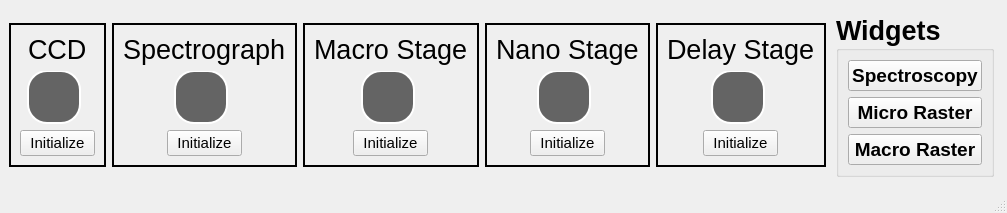
The window that qt_designer/qt_bcars2_main.ui (usnistgov/bcars_microscope) describes before a commit, drawn with Qt 5.
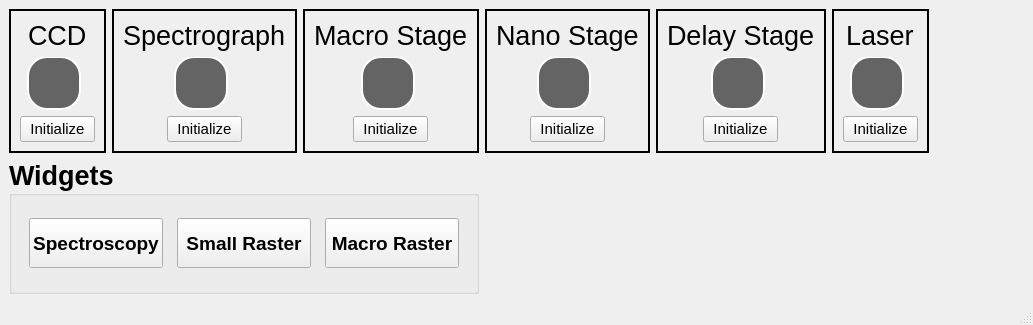
The same window after the commit.

Diff of the .ui file:
```diff
--- a/qt_designer/qt_bcars2_main.ui
+++ b/qt_designer/qt_bcars2_main.ui
@@ -6,8 +6,8 @@
    <rect>
     <x>0</x>
     <y>0</y>
-    <width>1007</width>
-    <height>213</height>
+    <width>1033</width>
+    <height>325</height>
    </rect>
   </property>
   <property name="windowTitle">
@@ -436,19 +436,103 @@
      </widget>
     </item>
     <item row="0" column="5">
-     <spacer name="horizontalSpacer">
-      <property name="orientation">
-       <enum>Qt::Horizontal</enum>
-      </property>
-      <property name="sizeHint" stdset="0">
+     <widget class="QFrame" name="frame_6">
+      <property name="maximumSize">
        <size>
-        <width>40</width>
-        <height>20</height>
+        <width>170</width>
+        <height>144</height>
        </size>
       </property>
-     </spacer>
+      <property name="frameShape">
+       <enum>QFrame::Panel</enum>
+      </property>
+      <property name="frameShadow">
+       <enum>QFrame::Plain</enum>
+      </property>
+      <property name="lineWidth">
+       <number>2</number>
+      </property>
+      <layout class="QVBoxLayout" name="verticalLayout_6">
+       <item alignment="Qt::AlignHCenter">
+        <widget class="QLabel" name="label_6">
+         <property name="font">
+          <font>
+           <family>Arial</family>
+           <pointsize>20</pointsize>
+          </font>
+         </property>
+         <property name="text">
+          <string>Laser</string>
+         </property>
+        </widget>
+       </item>
+       <item alignment="Qt::AlignHCenter">
+        <widget class="QRadioButton" name="radioButtonLaser">
+         <property name="enabled">
+          <bool>false</bool>
+         </property>
+         <property name="styleSheet">
+          <string notr="true">QRadioButton { color: white}
+QRadioButton::indicator { width: 50; height: 50; border-radius: 20px}
+QRadioButton::indicator:checked {background-color: rgb(85, 255, 0); border: 2px solid white}
+QRadioButton::indicator:unchecked {background-color: rgb(100,100,100); border: 2px solid white}</string>
+         </property>
+         <property name="text">
+          <string/>
+         </property>
+         <property name="checkable">
+          <bool>true</bool>
+         </property>
+         <property name="checked">
+          <bool>false</bool>
+         </property>
+         <property name="autoExclusive">
+          <bool>false</bool>
+         </property>
+        </widget>
+       </item>
+       <item alignment="Qt::AlignHCenter">
+        <widget class="QPushButton" name="pushButtonInitLaser">
+         <property name="minimumSize">
+          <size>
+           <width>75</width>
+           <height>0</height>
+          </size>
+         </property>
+         <property name="maximumSize">
+          <size>
+           <width>75</width>
+           <height>16777215</height>
+          </size>
+         </property>
+         <property name="font">
+          <font>
+           <family>Arial</family>
+           <pointsize>11</pointsize>
+          </font>
+         </property>
+         <property name="text">
+          <string>Initialize</string>
+         </property>
+        </widget>
+       </item>
+      </layout>
+     </widget>
     </item>
     <item row="0" column="6">
+     <spacer name="horizontalSpacer_2">
+      <property name="orientation">
+       <enum>Qt::Horizontal</enum>
+      </property>
+      <property name="sizeHint" stdset="0">
+       <size>
+        <width>40</width>
+        <height>20</height>
+       </size>
+      </property>
+     </spacer>
+    </item>
+    <item row="1" column="0" colspan="3">
      <widget class="QGroupBox" name="groupBox">
       <property name="font">
        <font>
@@ -465,7 +549,28 @@
        <bool>false</bool>
       </property>
       <layout class="QGridLayout" name="gridLayout">
-       <item row="0" column="0">
+       <item row="1" column="1">
+        <widget class="QPushButton" name="pushButtonWinRaster">
+         <property name="maximumSize">
+          <size>
+           <width>134</width>
+           <height>50</height>
+          </size>
+         </property>
+         <property name="font">
+          <font>
+           <family>Arial</family>
+           <pointsize>14</pointsize>
+           <weight>75</weight>
+           <bold>true</bold>
+          </font>
+         </property>
+         <property name="text">
+          <string>Small Raster</string>
+         </property>
+        </widget>
+       </item>
+       <item row="1" column="0">
         <widget class="QPushButton" name="pushButtonWinSpectroscopy">
          <property name="maximumSize">
           <size>
@@ -486,28 +591,7 @@
          </property>
         </widget>
        </item>
-       <item row="1" column="0">
-        <widget class="QPushButton" name="pushButtonWinRaster">
-         <property name="maximumSize">
-          <size>
-           <width>134</width>
-           <height>50</height>
-          </size>
-         </property>
-         <property name="font">
-          <font>
-           <family>Arial</family>
-           <pointsize>14</pointsize>
-           <weight>75</weight>
-           <bold>true</bold>
-          </font>
-         </property>
-         <property name="text">
-          <string>Micro Raster</string>
-         </property>
-        </widget>
-       </item>
-       <item row="2" column="0">
+       <item row="1" column="2">
         <widget class="QPushButton" name="pushButtonWinRaster_2">
          <property name="maximumSize">
           <size>
@@ -531,19 +615,6 @@
       </layout>
      </widget>
     </item>
-    <item row="0" column="7">
-     <spacer name="horizontalSpacer_2">
-      <property name="orientation">
-       <enum>Qt::Horizontal</enum>
-      </property>
-      <property name="sizeHint" stdset="0">
-       <size>
-        <width>40</width>
-        <height>20</height>
-       </size>
-      </property>
-     </spacer>
-    </item>
    </layout>
   </widget>
   <widget class="QMenuBar" name="menubar">
```
Left out of the diff: 4 changed lines with no effect on the pictures.
